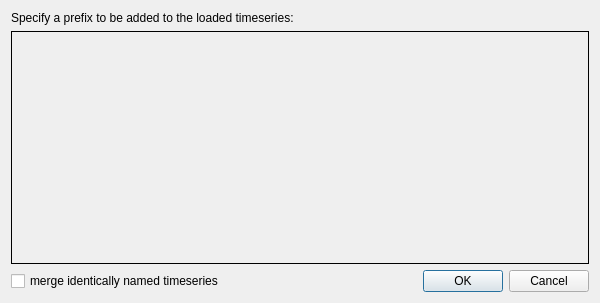
This is plotjuggler_app/multifile_prefix.ui in facontidavide/PlotJuggler as Qt 5 draws it before an edit. The edited form follows.
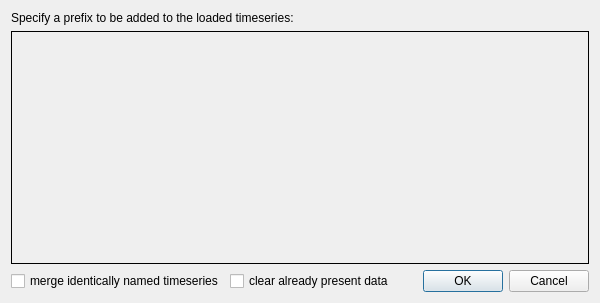
This is the edited form.

Commit message: Added checkbox to clear existing data when merging timeseries

```diff
--- a/plotjuggler_app/multifile_prefix.ui
+++ b/plotjuggler_app/multifile_prefix.ui
@@ -64,6 +64,13 @@
        </property>
       </widget>
      </item>
+     <item>
+      <widget class="QCheckBox" name="checkBoxClearExisting">
+       <property name="text">
+        <string>clear already present data</string>
+       </property>
+      </widget>
+     </item>
      <item>
       <widget class="QDialogButtonBox" name="buttonBox">
        <property name="orientation">
```
The commit also changes 3 other files.
